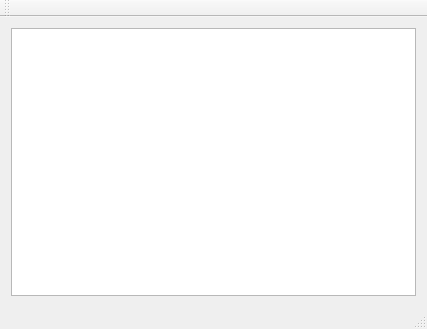
Qt form SimpleReminder/SimpleReminder.ui (ZYunfeii/MiniToDoList) before a commit.
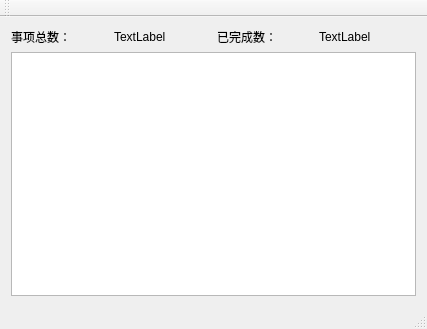
The same form after that commit.

The edit to the form file:
```diff
--- a/SimpleReminder/SimpleReminder.ui
+++ b/SimpleReminder/SimpleReminder.ui
@@ -32,7 +32,45 @@
    <string>SimpleReminder</string>
   </property>
   <widget class="QWidget" name="centralWidget">
-   <layout class="QGridLayout" name="gridLayout_2">
+   <layout class="QGridLayout" name="gridLayout">
+    <item row="0" column="0">
+     <layout class="QHBoxLayout" name="horizontalLayout">
+      <item>
+       <widget class="QLabel" name="label">
+        <property name="sizePolicy">
+         <sizepolicy hsizetype="Preferred" vsizetype="Preferred">
+          <horstretch>0</horstretch>
+          <verstretch>0</verstretch>
+         </sizepolicy>
+        </property>
+        <property name="text">
+         <string>事项总数：</string>
+        </property>
+       </widget>
+      </item>
+      <item>
+       <widget class="QLabel" name="total">
+        <property name="text">
+         <string>TextLabel</string>
+        </property>
+       </widget>
+      </item>
+      <item>
+       <widget class="QLabel" name="label_3">
+        <property name="text">
+         <string>已完成数：</string>
+        </property>
+       </widget>
+      </item>
+      <item>
+       <widget class="QLabel" name="completed">
+        <property name="text">
+         <string>TextLabel</string>
+        </property>
+       </widget>
+      </item>
+     </layout>
+    </item>
     <item row="1" column="0">
      <widget class="QTableView" name="tableView">
       <property name="sizePolicy">
```
